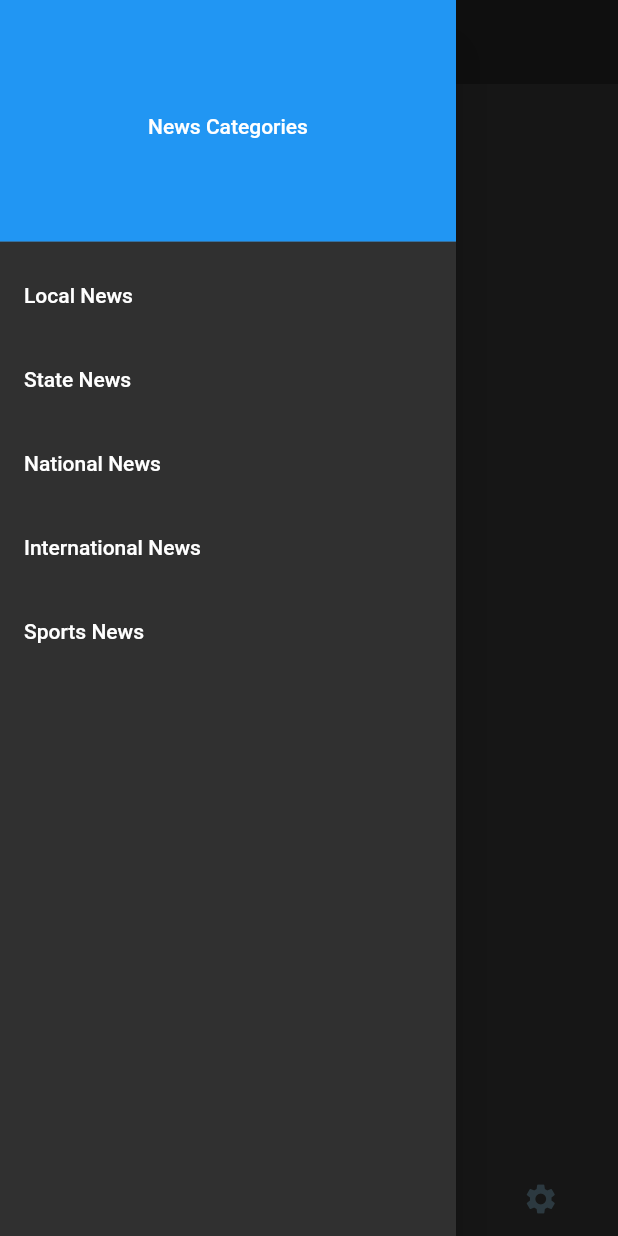
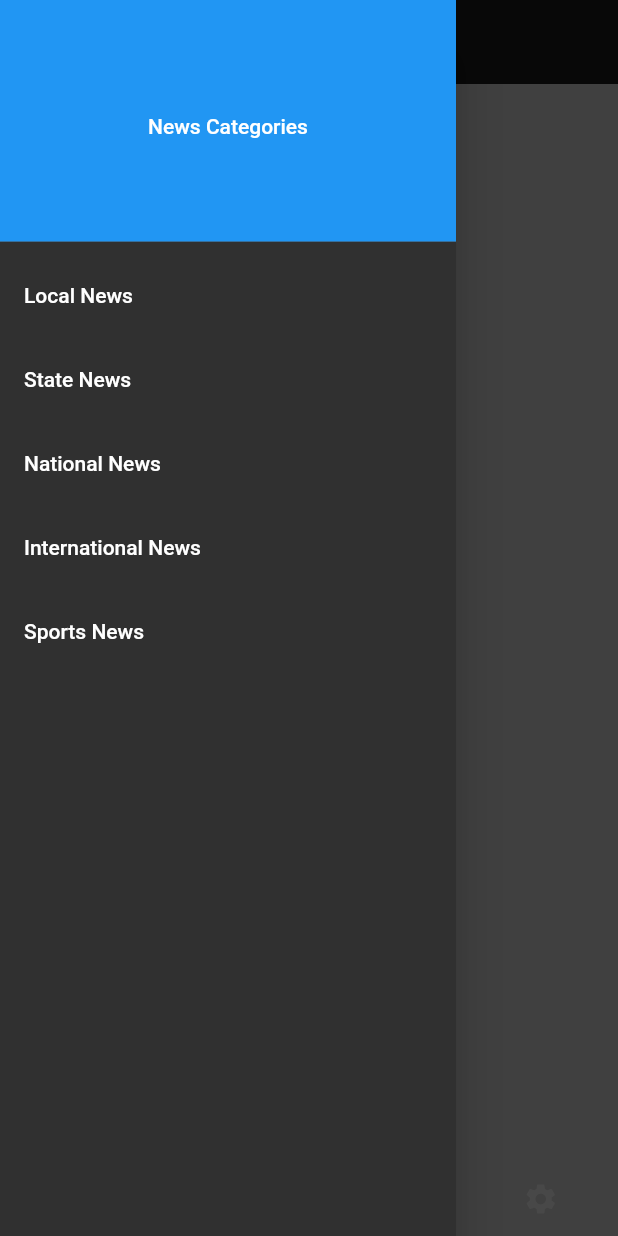
Before and after one commit to Eyepan/TestingFlutter, a Flutter app: the screen it shows after launch, item 2 of the bottom bar chosen, with the side drawer open, on a phone screen of 412 x 824 dp. Run offline on Flutter 3.47's test engine with Material 2 defaults, Android fonts, the phone set to English and light mode, and no system bars; our stand-ins replace cached_network_image, flutter_phoenix, settings_ui, share, shared_preferences; network calls fail.

Commit message:
Changed settings ui, added Themes

```diff
--- a/lib/main.dart
+++ b/lib/main.dart
@@ -1,63 +1,76 @@
-import 'package:flash_reads/pages/favourites_page.dart';
+import 'package:flash_reads/pages/bookmarked_page.dart';
 import 'package:flash_reads/pages/home_page.dart';
-import 'package:flash_reads/pages/live_video.dart';
+import 'package:flash_reads/pages/live_news_page.dart';
 import 'package:flash_reads/pages/settings_page.dart';
+import 'package:flash_reads/themes.dart';
 import 'package:flutter/material.dart';
-import 'package:flutter_settings_screens/flutter_settings_screens.dart';
+import 'package:shared_preferences/shared_preferences.dart';
+import 'package:flutter_phoenix/flutter_phoenix.dart';
 
-void main() => runApp(
-      MaterialApp(
-        title: 'FlashReads',
-        debugShowCheckedModeBanner: false,
-        home: MyHomePage(),
-        theme: ThemeData(
-          primarySwatch: Colors.purple,
-          primaryColor: Colors.grey[1000],
-          backgroundColor: Colors.black,
-          brightness: Brightness.dark,
-          textTheme: const TextTheme(
-            headline3: TextStyle(
-              color: Colors.white,
-            ),
-          ),
-        ),
-      ),
+late SharedPreferences prefs;
+
+void main() => runApp(Phoenix(child: const FlashReads()));
+
+class FlashReads extends StatefulWidget {
+  const FlashReads({Key? key}) : super(key: key);
+  @override
+  _FlashReadsState createState() => _FlashReadsState();
+}
+
+class _FlashReadsState extends State<FlashReads> {
+  void asyncInits() async {
+    prefs = await SharedPreferences.getInstance();
+
+    setState(() {
+      debugPrint("Preferences Loadeed");
+    });
+  }
+
+  @override
+  void initState() {
+    super.initState();
+    asyncInits();
+  }
+
+  @override
+  Widget build(BuildContext context) {
+    return MaterialApp(
+      title: "Flash Reads",
+      debugShowCheckedModeBanner: false,
+      home: MyHomePage(),
+      theme: (prefs.getString('theme') == 'light')
+          ? lightThemeData(context)
+          : darkThemeData(context),
+      darkTheme: (prefs.getString('theme') == 'light')
+          ? lightThemeData(context)
+          : darkThemeData(context),
     );
+  }
+}
 
 // ignore: must_be_immutable, use_key_in_widget_constructors
 class MyHomePage extends StatefulWidget {
-  CacheProvider _customCacheProvider;
-
   @override
   _MyHomePageState createState() => _MyHomePageState();
 }
 
 class _MyHomePageState extends State<MyHomePage> {
   List<Widget> pages = [
-    HomePage(),
-    FavouritesPage(),
-    LiveVideoPage(),
-    SettingsPage(),
+    const HomePage(),
+    const BookmarkedPage(),
+    const LiveNewsPage(),
+    const SettingsPage(),
   ];
-
-  Future<void> asyncInits() async {
-    await Settings.init(cacheProvider: widget._customCacheProvider);
-  }
-
-  @override
-  void initState() {
-    asyncInits();
-    super.initState();
-  }
 
   @override
   Widget build(BuildContext context) {
+    var brightness = MediaQuery.of(context).platformBrightness;
+    bool darkModeOn = brightness == Brightness.dark;
     return DefaultTabController(
-      length: 4,
+      length: pages.length,
       child: Scaffold(
         appBar: AppBar(
-          title: const Text("FlashReads"),
-          //backgroundColor: Colors.blueGrey,
+          title: const Text("Flash Reads"),
           elevation: 0.0,
         ),
         drawer: Drawer(
@@ -93,12 +106,11 @@ class _MyHomePageState extends State<MyHomePage> {
             ],
           ),
         ),
-        //backgroundColor: Theme.of(context).primarySwatch,
         body: TabBarView(
           children: pages,
         ),
-        bottomNavigationBar: const TabBar(
-          tabs: [
+        bottomNavigationBar: TabBar(
+          tabs: const [
             Tab(
               icon: Icon(Icons.home),
             ),
@@ -113,9 +125,13 @@ class _MyHomePageState extends State<MyHomePage> {
               icon: Icon(Icons.settings),
             ),
           ],
-          unselectedLabelColor: Colors.blueGrey,
-          labelColor: Colors.white,
-          indicatorColor: Colors.white,
+          unselectedLabelColor: Colors.grey,
+          labelColor: (prefs.getString('theme') == 'dark')
+              ? Colors.white
+              : Colors.black,
+          indicatorColor: (prefs.getString('theme') == 'dark')
+              ? Colors.white
+              : Colors.black,
         ),
       ),
     );
--- /dev/null
+++ b/lib/pages/bookmarked_page.dart
@@ -0,0 +1,15 @@
+import 'package:flutter/material.dart';
+
+class BookmarkedPage extends StatefulWidget {
+  const BookmarkedPage({Key? key}) : super(key: key);
+
+  @override
+  _BookmarkedPageState createState() => _BookmarkedPageState();
+}
+
+class _BookmarkedPageState extends State<BookmarkedPage> {
+  @override
+  Widget build(BuildContext context) {
+    return Container();
+  }
+}
--- /dev/null
+++ b/lib/themes.dart
@@ -0,0 +1,32 @@
+import 'package:flash_reads/constants.dart';
+import 'package:flutter/material.dart';
+
+ThemeData lightThemeData(BuildContext context) {
+  return ThemeData.light().copyWith(
+    primaryColor: kPrimaryColor,
+    scaffoldBackgroundColor: Colors.white,
+    appBarTheme: appBarTheme,
+    iconTheme: const IconThemeData(color: kContentColorLightTheme),
+    colorScheme: const ColorScheme.light(
+      primary: kPrimaryColor,
+      secondary: kSecondaryColor,
+      error: kErrorColor,
+    ),
+  );
+}
+
+ThemeData darkThemeData(BuildContext context) {
+  return ThemeData.dark().copyWith(
+    primaryColor: kPrimaryColor,
+    scaffoldBackgroundColor: kContentColorLightTheme,
+    appBarTheme: appBarTheme,
+    iconTheme: const IconThemeData(color: kContentColorDarkTheme),
+    colorScheme: const ColorScheme.dark().copyWith(
+      primary: kPrimaryColor,
+      secondary: kSecondaryColor,
+      error: kErrorColor,
+    ),
+  );
+}
+
+const appBarTheme = AppBarTheme(centerTitle: false, elevation: 0);
--- a/lib/utils/api_handler.dart
+++ b/lib/utils/api_handler.dart
@@ -1,6 +1,6 @@
+import 'package:flash_reads/models/article_class.dart';
 import 'package:http/http.dart';
 import 'dart:convert';
-import 'article_class.dart';
 import 'package:flash_reads/secrets.dart';
 
 class APIHandler {
```
Also changed, not shown: lib/constants.dart (added, +10 -0 lines), lib/models/article_class.dart (added, +89 -0 lines), lib/models/multimedia_class.dart (added, +33 -0 lines), lib/pages/article_details_page.dart (added, +112 -0 lines), lib/pages/components/news_tile.dart (+60 -70 lines), lib/pages/home_page.dart (+10 -19 lines), lib/pages/live_news_page.dart (added, +15 -0 lines), lib/pages/settings_page.dart (+137 -15 lines), pubspec.yaml (+7 -9 lines), pubspec.lock.
